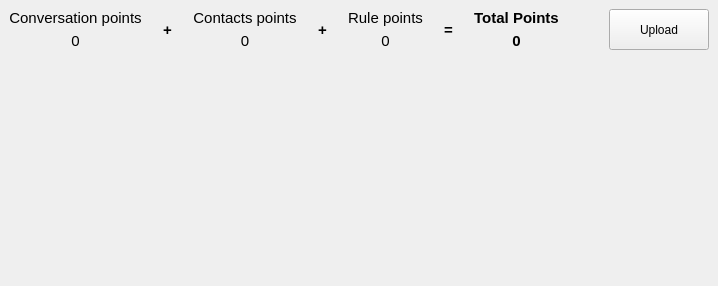
This is src/chatbot/front-end/scorewidget.ui in lvklabs/chatbot as Qt 5 draws it before an edit. The edited form follows.
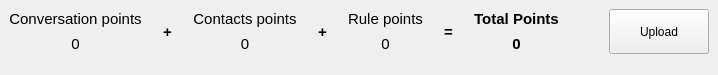
This is the edited form. Icons and pictures are not drawn.

Commit message: Decreased score wiget height

```diff
--- a/src/chatbot/front-end/scorewidget.ui
+++ b/src/chatbot/front-end/scorewidget.ui
@@ -7,19 +7,34 @@
     <x>0</x>
     <y>0</y>
     <width>718</width>
-    <height>286</height>
+    <height>75</height>
    </rect>
   </property>
+  <property name="sizePolicy">
+   <sizepolicy hsizetype="Minimum" vsizetype="Minimum">
+    <horstretch>0</horstretch>
+    <verstretch>0</verstretch>
+   </sizepolicy>
+  </property>
   <layout class="QGridLayout" name="gridLayout">
+   <property name="leftMargin">
+    <number>9</number>
+   </property>
+   <property name="topMargin">
+    <number>9</number>
+   </property>
+   <property name="rightMargin">
+    <number>9</number>
+   </property>
+   <property name="bottomMargin">
+    <number>2</number>
+   </property>
    <property name="horizontalSpacing">
     <number>10</number>
    </property>
    <property name="verticalSpacing">
     <number>5</number>
    </property>
-   <property name="margin">
-    <number>9</number>
-   </property>
    <item row="2" column="2">
     <widget class="QLabel" name="convPointsLabel">
      <property name="font">
@@ -247,19 +262,6 @@
      </property>
     </widget>
    </item>
-   <item row="6" column="2">
-    <spacer name="verticalSpacer">
-     <property name="orientation">
-      <enum>Qt::Vertical</enum>
-     </property>
-     <property name="sizeHint" stdset="0">
-      <size>
-       <width>20</width>
-       <height>40</height>
-      </size>
-     </property>
-    </spacer>
-   </item>
    <item row="3" column="6">
     <widget class="QLabel" name="rulePointsValue">
      <property name="font">
@@ -288,13 +290,19 @@
      <property name="sizeHint" stdset="0">
       <size>
        <width>100</width>
-       <height>20</height>
+       <height>0</height>
       </size>
      </property>
     </spacer>
    </item>
    <item row="4" column="12">
     <widget class="QLabel" name="nullLabel">
+     <property name="sizePolicy">
+      <sizepolicy hsizetype="Preferred" vsizetype="Fixed">
+       <horstretch>0</horstretch>
+       <verstretch>0</verstretch>
+      </sizepolicy>
+     </property>
      <property name="text">
       <string/>
      </property>
```
